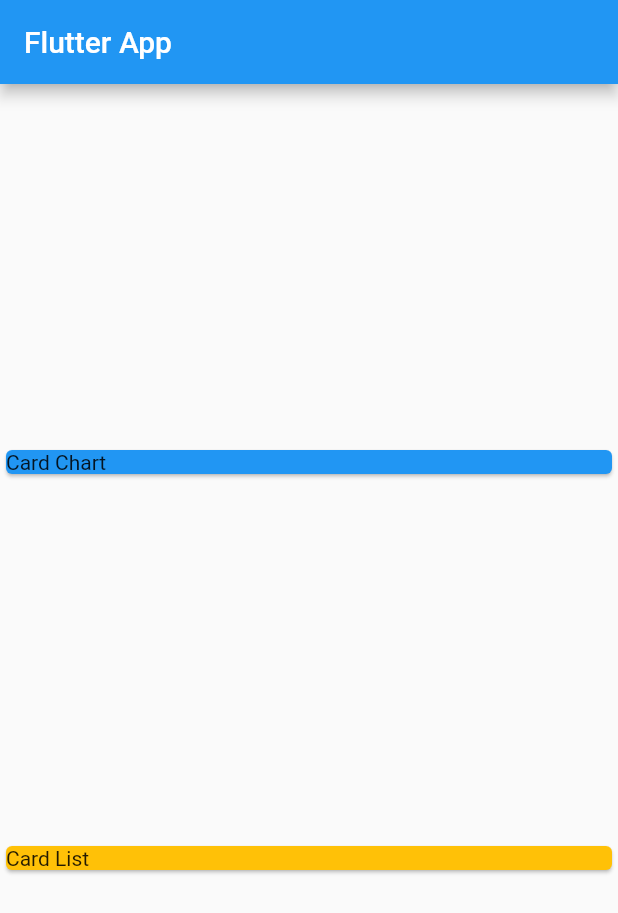
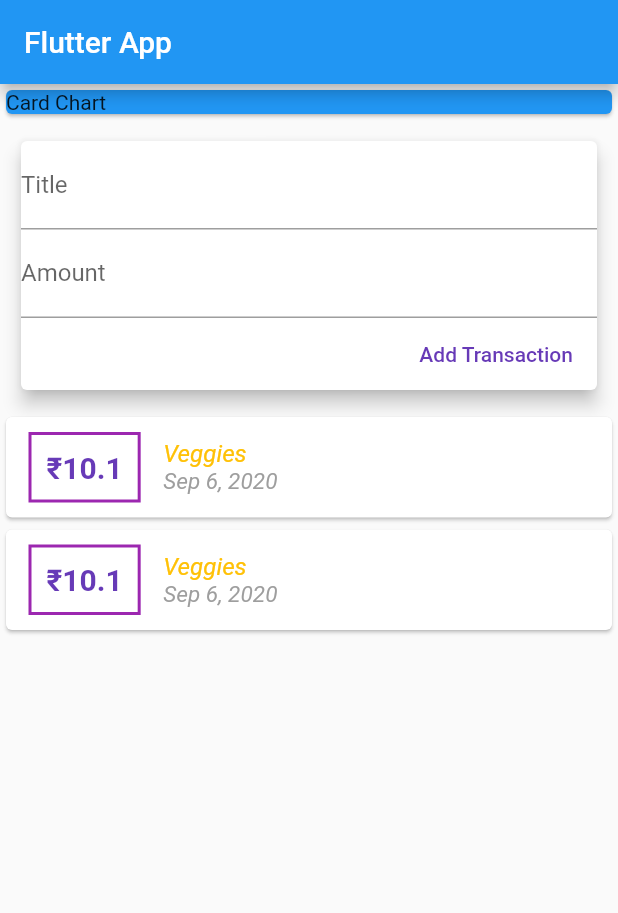
Before and after one commit to andor201995/ExpenseManager, a Flutter app: the screen it shows after launch, on a phone screen of 412 x 824 dp. Shown: the top 913 px of the screen. Run offline on Flutter 3.47's test engine with Material 2 defaults, Android fonts, the phone set to English and light mode, and no system bars.

Commit message:
add new transaction init

```diff
--- a/lib/main.dart
+++ b/lib/main.dart
@@ -1,3 +1,4 @@
+import 'package:expenseTrackker/widgets/user_transaction.dart';
 import 'package:flutter/material.dart';
 
 void main() => runApp(MyApp());
@@ -21,7 +22,6 @@ class MyHomePage extends StatelessWidget {
       ),
       body: Column(
         crossAxisAlignment: CrossAxisAlignment.stretch,
-        mainAxisAlignment: MainAxisAlignment.spaceEvenly,
         children: [
           Container(
             child: Card(
@@ -30,10 +30,7 @@ class MyHomePage extends StatelessWidget {
             ),
             width: double.infinity,
           ),
-          Card(
-            child: Text('Card List'),
-            color: Colors.amber,
-          )
+          UserTransation(),
         ],
       ),
     );
--- /dev/null
+++ b/lib/model/transactions.dart
@@ -0,0 +1,15 @@
+import 'package:flutter/foundation.dart';
+
+class Transations {
+  final String id;
+  final double amount;
+  final String title;
+  final DateTime date;
+
+  Transations({
+    @required this.amount,
+    @required this.date,
+    @required this.id,
+    @required this.title,
+  });
+}
--- /dev/null
+++ b/lib/widgets/new_transaction.dart
@@ -0,0 +1,45 @@
+import 'package:flutter/material.dart';
+
+class NewTransaction extends StatelessWidget {
+  final titleController = TextEditingController();
+  final amountController = TextEditingController();
+  final Function addNewTransaction;
+  NewTransaction(this.addNewTransaction);
+
+  @override
+  Widget build(BuildContext context) {
+    return Container(
+      padding: EdgeInsets.all(10),
+      child: Card(
+        elevation: 5,
+        child: Column(
+          crossAxisAlignment: CrossAxisAlignment.end,
+          children: [
+            TextField(
+              decoration: InputDecoration(
+                labelText: 'Title',
+              ),
+              controller: titleController,
+            ),
+            TextField(
+              decoration: InputDecoration(
+                labelText: 'Amount',
+              ),
+              controller: amountController,
+            ),
+            FlatButton(
+              onPressed: () {
+                addNewTransaction(
+                  titleController.text,
+                  double.parse(amountController.text),
+                );
+              },
+              child: Text('Add Transaction'),
+              textColor: Colors.deepPurple,
+            )
+          ],
+        ),
+      ),
+    );
+  }
+}
--- /dev/null
+++ b/lib/widgets/transaction_list.dart
@@ -0,0 +1,64 @@
+import 'package:expenseTrackker/model/transactions.dart';
+import 'package:flutter/material.dart';
+import 'package:intl/intl.dart';
+
+class TransactionList extends StatelessWidget {
+  final List<Transations> _transactions;
+
+  TransactionList(this._transactions);
+
+  @override
+  Widget build(BuildContext context) {
+    return Column(
+      children: _transactions.map((tx) {
+        return Card(
+          child: Row(
+            children: [
+              Container(
+                margin: EdgeInsets.symmetric(
+                  vertical: 10,
+                  horizontal: 15,
+                ),
+                decoration: BoxDecoration(
+                  border: Border.all(
+                    color: Colors.purple,
+                    width: 2,
+                  ),
+                ),
+                padding: EdgeInsets.all(10),
+                child: Text(
+                  '₹${tx.amount}',
+                  style: TextStyle(
+                      fontWeight: FontWeight.bold,
+                      fontSize: 20,
+                      color: Colors.deepPurple),
+                ),
+              ),
+              Column(
+                crossAxisAlignment: CrossAxisAlignment.start,
+                children: [
+                  Text(
+                    tx.title,
+                    style: TextStyle(
+                      color: Colors.amber,
+                      fontStyle: FontStyle.italic,
+                      fontSize: 16,
+                    ),
+                  ),
+                  Text(
+                    DateFormat.yMMMd().format(tx.date),
+                    style: TextStyle(
+                      color: Colors.grey,
+                      fontStyle: FontStyle.italic,
+                      fontSize: 15,
+                    ),
+                  ),
+                ],
+              )
+            ],
+          ),
+        );
+      }).toList(),
+    );
+  }
+}
--- /dev/null
+++ b/lib/widgets/user_transaction.dart
@@ -0,0 +1,49 @@
+import 'package:expenseTrackker/model/transactions.dart';
+import 'package:expenseTrackker/widgets/new_transaction.dart';
+import 'package:expenseTrackker/widgets/transaction_list.dart';
+import 'package:flutter/material.dart';
+
+class UserTransation extends StatefulWidget {
+  @override
+  _UserTransationState createState() => _UserTransationState();
+}
+
+class _UserTransationState extends State<UserTransation> {
+  final List<Transations> _transactions = [
+    Transations(
+      amount: 10.1,
+      date: DateTime.now(),
+      id: 'id1',
+      title: 'Veggies',
+    ),
+    Transations(
+      amount: 10.1,
+      date: DateTime.now(),
+      id: 'id1',
+      title: 'Veggies',
+    ),
+  ];
+
+  void _addNewTransaction(String txTitle, double txAmount) {
+    final newTx = Transations(
+      amount: txAmount,
+      date: DateTime.now(),
+      id: DateTime.now().toString(),
+      title: txTitle,
+    );
+
+    setState(() {
+      _transactions.add(newTx);
+    });
+  }
+
+  @override
+  Widget build(BuildContext context) {
+    return Column(
+      children: [
+        NewTransaction(_addNewTransaction),
+        TransactionList(_transactions),
+      ],
+    );
+  }
+}
--- a/pubspec.yaml
+++ b/pubspec.yaml
@@ -23,6 +23,8 @@ environment:
 dependencies:
   flutter:
     sdk: flutter
+  intl: ^0.16.1
+
 
 
   # The following adds the Cupertino Icons font to your application.
```
Also changed, not shown: pubspec.lock.
